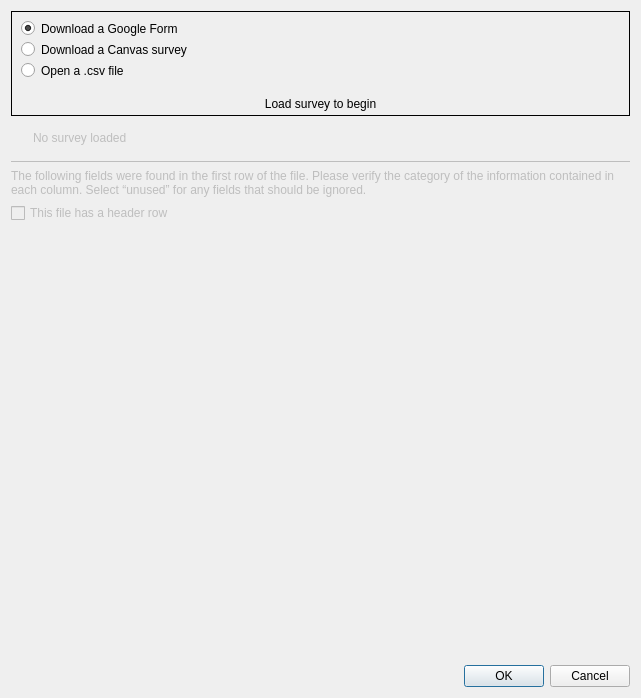
Before: the Qt Designer form dialogs/getGrueprDataDialog.ui in gruepr/gruepr, drawn with Qt 5.
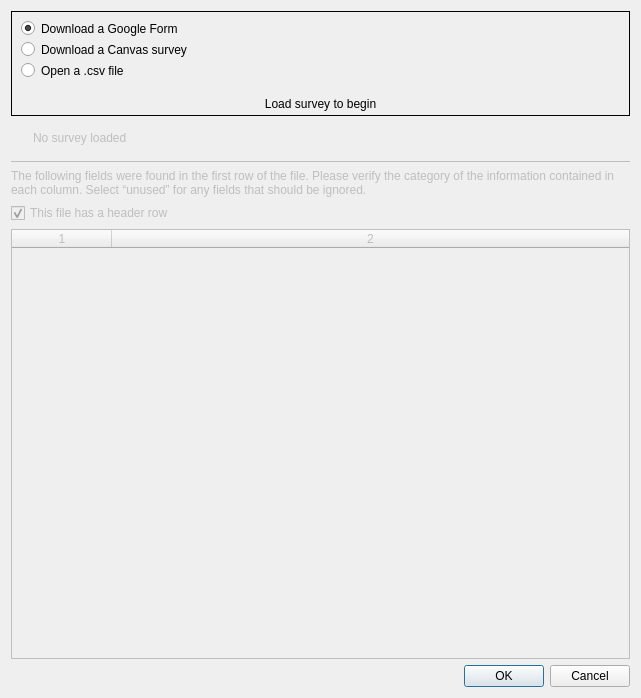
After: the same form once the commit is applied.

Commit message: Working on gruepr newUI

Diff of the .ui file:
```diff
--- a/dialogs/getGrueprDataDialog.ui
+++ b/dialogs/getGrueprDataDialog.ui
@@ -159,6 +159,9 @@
      <property name="text">
       <string>This file has a header row</string>
      </property>
+     <property name="checked">
+      <bool>true</bool>
+     </property>
     </widget>
    </item>
    <item>
@@ -167,11 +170,65 @@
       <bool>false</bool>
      </property>
      <property name="frameShape">
-      <enum>QFrame::NoFrame</enum>
+      <enum>QFrame::Box</enum>
      </property>
      <property name="frameShadow">
       <enum>QFrame::Plain</enum>
      </property>
+     <property name="horizontalScrollBarPolicy">
+      <enum>Qt::ScrollBarAlwaysOff</enum>
+     </property>
+     <property name="sizeAdjustPolicy">
+      <enum>QAbstractScrollArea::AdjustToContents</enum>
+     </property>
+     <property name="editTriggers">
+      <set>QAbstractItemView::NoEditTriggers</set>
+     </property>
+     <property name="showDropIndicator" stdset="0">
+      <bool>false</bool>
+     </property>
+     <property name="dragDropOverwriteMode">
+      <bool>false</bool>
+     </property>
+     <property name="alternatingRowColors">
+      <bool>true</bool>
+     </property>
+     <property name="selectionMode">
+      <enum>QAbstractItemView::NoSelection</enum>
+     </property>
+     <property name="verticalScrollMode">
+      <enum>QAbstractItemView::ScrollPerPixel</enum>
+     </property>
+     <property name="horizontalScrollMode">
+      <enum>QAbstractItemView::ScrollPerPixel</enum>
+     </property>
+     <property name="showGrid">
+      <bool>false</bool>
+     </property>
+     <property name="gridStyle">
+      <enum>Qt::NoPen</enum>
+     </property>
+     <property name="rowCount">
+      <number>1</number>
+     </property>
+     <property name="columnCount">
+      <number>2</number>
+     </property>
+     <attribute name="horizontalHeaderHighlightSections">
+      <bool>false</bool>
+     </attribute>
+     <attribute name="horizontalHeaderStretchLastSection">
+      <bool>true</bool>
+     </attribute>
+     <attribute name="verticalHeaderVisible">
+      <bool>false</bool>
+     </attribute>
+     <attribute name="verticalHeaderHighlightSections">
+      <bool>false</bool>
+     </attribute>
+     <row/>
+     <column/>
+     <column/>
     </widget>
    </item>
    <item>
```
The commit also changes 10 other files.
